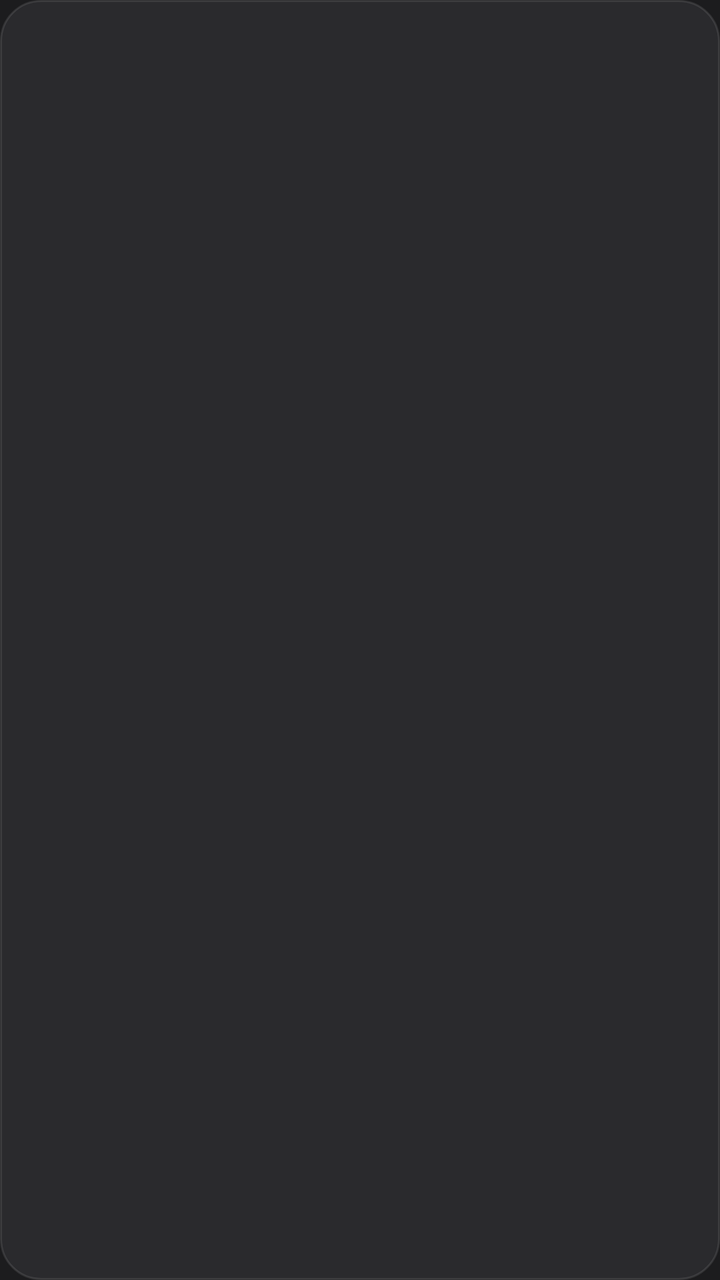
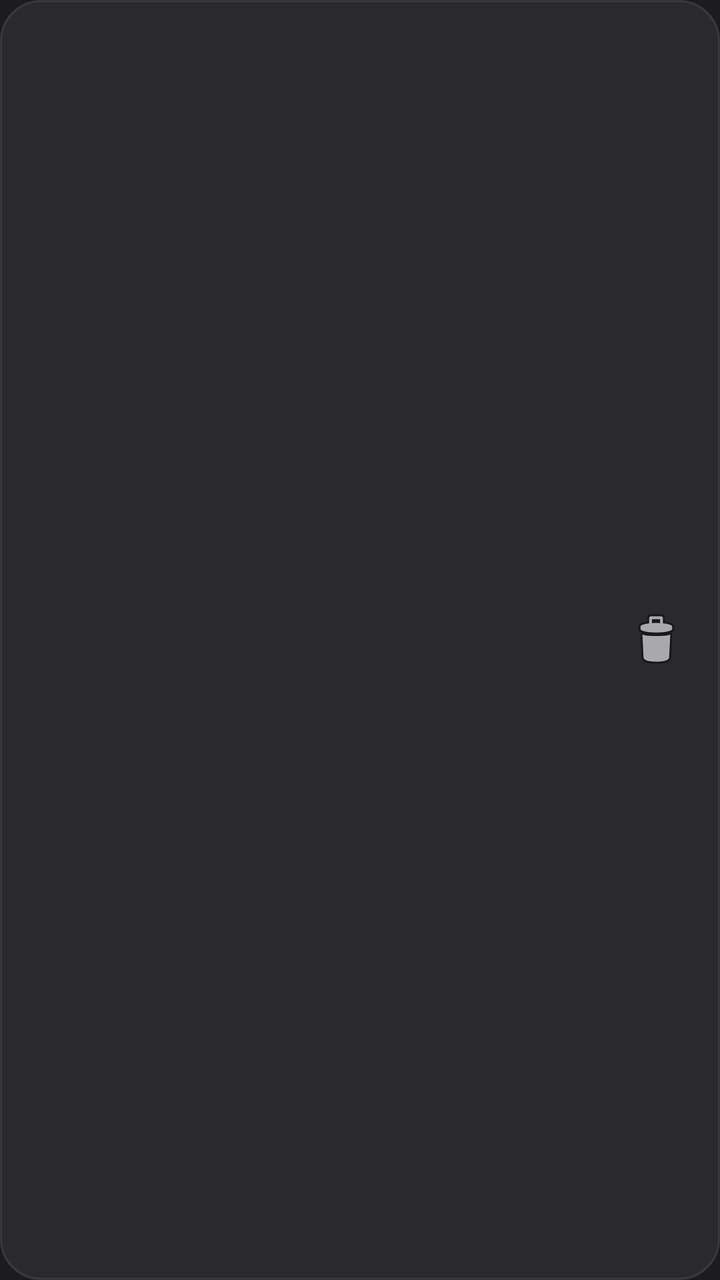

The first picture is an Android layout as it rendered before a commit; the second is the same layout after the commit. The layout source and the unified diff follow.
<!-- AndroidManifest.xml: application theme Theme.LunaCoreOS -->
<!-- res/layout/item_link.xml -->
<?xml version="1.0" encoding="utf-8"?>
<LinearLayout xmlns:android="http://schemas.android.com/apk/res/android"
    android:layout_width="match_parent"
    android:layout_height="wrap_content"
    android:orientation="vertical"
    android:padding="16dp"
    android:layout_marginBottom="12dp"
    android:background="@drawable/card_background"
    android:elevation="2dp">

    <TextView
        android:id="@+id/tvUrl"
        android:layout_width="match_parent"
        android:layout_height="wrap_content"
        android:textColor="@color/text_primary"
        android:textSize="16sp"
        android:textStyle="bold"
        android:ellipsize="end"
        android:maxLines="1" />

    <TextView
        android:id="@+id/tvDesc"
        android:layout_width="match_parent"
        android:layout_height="wrap_content"
        android:textColor="@color/text_secondary"
        android:textSize="14sp"
        android:layout_marginTop="4dp"
        android:ellipsize="end"
        android:maxLines="2" />

    <TextView
        android:id="@+id/tvDate"
        android:layout_width="match_parent"
        android:layout_height="wrap_content"
        android:textColor="@color/text_muted"
        android:textSize="12sp"
        android:layout_marginTop="8dp" />
</LinearLayout>
<!-- resources referenced by this layout -->
<resources>
  <color name="text_muted">#66FFFFFF</color>
  <color name="text_primary">#FFFFFFFF</color>
  <color name="text_secondary">#B3FFFFFF</color>
  <!-- drawable card_background (drawable) -->
  <?xml version="1.0" encoding="utf-8"?>
  <shape xmlns:android="http://schemas.android.com/apk/res/android"
      android:shape="rectangle">
      <solid android:color="@color/bg_card" />
      <corners android:radius="20dp" />
      <stroke android:width="1dp" android:color="@color/border_subtle" />
  </shape>
  <style name="Theme.LunaCoreOS" parent="Theme.MaterialComponents.DayNight.NoActionBar">
          <item name="colorPrimary">@color/accent_primary</item>
          <item name="colorPrimaryDark">@color/status_bar</item>
          <item name="colorAccent">@color/accent_primary</item>
          <item name="android:windowBackground">@color/bg_dark</item>
          <item name="android:statusBarColor">@color/status_bar</item>
          <item name="android:navigationBarColor">@color/bg_dark</item>
          <item name="android:windowLightStatusBar">false</item>
      </style>
  <color name="bg_card">#FF2A2A2D</color>
  <color name="border_subtle">#1AFFFFFF</color>
  <color name="accent_primary">#FFA29BFE</color>
  <color name="status_bar">#FF121214</color>
  <color name="bg_dark">#FF1C1C1E</color>
</resources>

<!-- the commit's change to res/layout/item_link.xml (unified diff, before → after) -->
@@ -2,37 +2,55 @@
 <LinearLayout xmlns:android="http://schemas.android.com/apk/res/android"
     android:layout_width="match_parent"
     android:layout_height="wrap_content"
-    android:orientation="vertical"
+    android:orientation="horizontal"
     android:padding="16dp"
     android:layout_marginBottom="12dp"
     android:background="@drawable/card_background"
-    android:elevation="2dp">
+    android:elevation="2dp"
+    android:gravity="center_vertical">
 
-    <TextView
-        android:id="@+id/tvUrl"
-        android:layout_width="match_parent"
+    <LinearLayout
+        android:layout_width="0dp"
         android:layout_height="wrap_content"
-        android:textColor="@color/text_primary"
-        android:textSize="16sp"
-        android:textStyle="bold"
-        android:ellipsize="end"
-        android:maxLines="1" />
+        android:layout_weight="1"
+        android:orientation="vertical">
 
-    <TextView
-        android:id="@+id/tvDesc"
-        android:layout_width="match_parent"
-        android:layout_height="wrap_content"
-        android:textColor="@color/text_secondary"
-        android:textSize="14sp"
-        android:layout_marginTop="4dp"
-        android:ellipsize="end"
-        android:maxLines="2" />
+        <TextView
+            android:id="@+id/tvUrl"
+            android:layout_width="match_parent"
+            android:layout_height="wrap_content"
+            android:textColor="@color/text_primary"
+            android:textSize="16sp"
+            android:textStyle="bold"
+            android:ellipsize="end"
+            android:maxLines="1" />
 
-    <TextView
-        android:id="@+id/tvDate"
-        android:layout_width="match_parent"
-        android:layout_height="wrap_content"
-        android:textColor="@color/text_muted"
-        android:textSize="12sp"
-        android:layout_marginTop="8dp" />
+        <TextView
+            android:id="@+id/tvDesc"
+            android:layout_width="match_parent"
+            android:layout_height="wrap_content"
+            android:textColor="@color/text_secondary"
+            android:textSize="14sp"
+            android:layout_marginTop="4dp"
+            android:ellipsize="end"
+            android:maxLines="2" />
+
+        <TextView
+            android:id="@+id/tvDate"
+            android:layout_width="match_parent"
+            android:layout_height="wrap_content"
+            android:textColor="@color/text_muted"
+            android:textSize="12sp"
+            android:layout_marginTop="8dp" />
+    </LinearLayout>
+
+    <ImageView
+        android:id="@+id/ivDelete"
+        android:layout_width="32dp"
+        android:layout_height="32dp"
+        android:layout_marginStart="16dp"
+        android:src="@android:drawable/ic_menu_delete"
+        android:background="?android:attr/selectableItemBackgroundBorderless"
+        android:contentDescription="Delete Link" />
+
 </LinearLayout>
